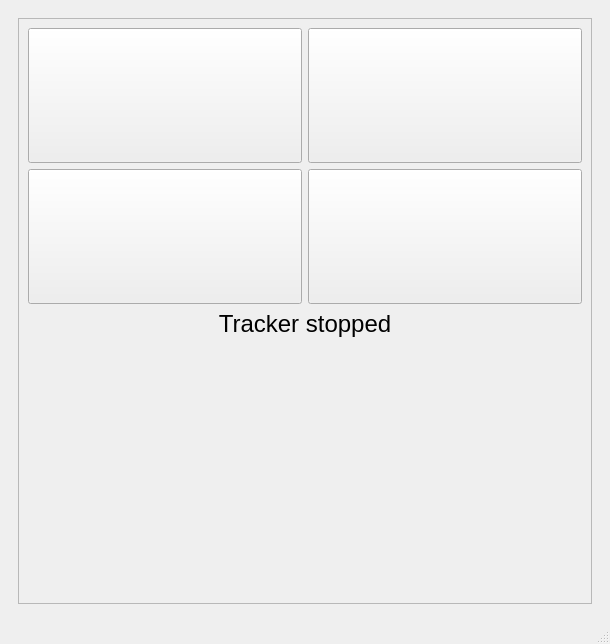
OSLL/geo2tag, file src/tracker/ui/MainWindow.ui: the form before one commit.
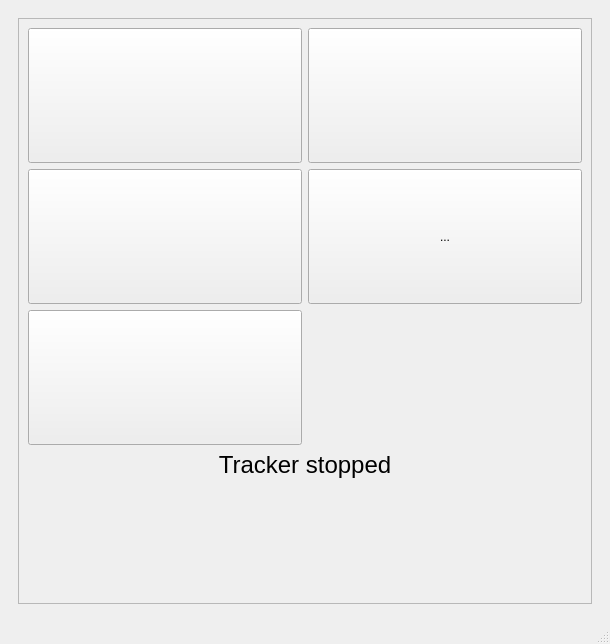
The form after the commit. Icons and pictures are not drawn.

The edit to the form file:
```diff
--- a/src/tracker/ui/MainWindow.ui
+++ b/src/tracker/ui/MainWindow.ui
@@ -59,8 +59,8 @@
             <rect>
              <x>0</x>
              <y>0</y>
-             <width>570</width>
-             <height>561</height>
+             <width>572</width>
+             <height>558</height>
             </rect>
            </property>
            <layout class="QVBoxLayout" name="verticalLayout_3">
@@ -84,7 +84,7 @@
                  <string/>
                 </property>
                 <property name="icon">
-                 <iconset resource="images.qrc">
+                 <iconset>
                   <normaloff>:/images/settings-256.png</normaloff>:/images/settings-256.png</iconset>
                 </property>
                 <property name="iconSize">
@@ -95,32 +95,6 @@
                 </property>
                </widget>
               </item>
-              <item row="2" column="1">
-               <widget class="QPushButton" name="aboutButton">
-                <property name="sizePolicy">
-                 <sizepolicy hsizetype="Preferred" vsizetype="Preferred">
-                  <horstretch>0</horstretch>
-                  <verstretch>0</verstretch>
-                 </sizepolicy>
-                </property>
-                <property name="focusPolicy">
-                 <enum>Qt::TabFocus</enum>
-                </property>
-                <property name="text">
-                 <string/>
-                </property>
-                <property name="icon">
-                 <iconset resource="images.qrc">
-                  <normaloff>:/images/information-256.png</normaloff>:/images/information-256.png</iconset>
-                </property>
-                <property name="iconSize">
-                 <size>
-                  <width>128</width>
-                  <height>128</height>
-                 </size>
-                </property>
-               </widget>
-              </item>
               <item row="0" column="0">
                <widget class="QToolButton" name="startButton">
                 <property name="sizePolicy">
@@ -139,7 +113,7 @@
                  <string/>
                 </property>
                 <property name="icon">
-                 <iconset resource="images.qrc">
+                 <iconset>
                   <normaloff>:/images/start-256.png</normaloff>:/images/start-256.png</iconset>
                 </property>
                 <property name="iconSize">
@@ -153,7 +127,7 @@
                 </property>
                </widget>
               </item>
-              <item row="0" column="1">
+              <item row="0" column="2">
                <widget class="QToolButton" name="logButton">
                 <property name="sizePolicy">
                  <sizepolicy hsizetype="Preferred" vsizetype="Preferred">
@@ -171,7 +145,7 @@
                  <string/>
                 </property>
                 <property name="icon">
-                 <iconset resource="images.qrc">
+                 <iconset>
                   <normaloff>:/images/logs-256.png</normaloff>:/images/logs-256.png</iconset>
                 </property>
                 <property name="iconSize">
@@ -182,6 +156,55 @@
                 </property>
                </widget>
               </item>
+              <item row="2" column="2">
+               <widget class="QToolButton" name="daemonRestartButton">
+                <property name="sizePolicy">
+                 <sizepolicy hsizetype="Preferred" vsizetype="Preferred">
+                  <horstretch>0</horstretch>
+                  <verstretch>0</verstretch>
+                 </sizepolicy>
+                </property>
+                <property name="text">
+                 <string>...</string>
+                </property>
+                <property name="icon">
+                 <iconset>
+                  <normaloff>:/images/refresh_256.png</normaloff>:/images/refresh_256.png</iconset>
+                </property>
+                <property name="iconSize">
+                 <size>
+                  <width>100</width>
+                  <height>100</height>
+                 </size>
+                </property>
+               </widget>
+              </item>
+              <item row="3" column="0">
+               <widget class="QToolButton" name="aboutButton">
+                <property name="sizePolicy">
+                 <sizepolicy hsizetype="Preferred" vsizetype="Preferred">
+                  <horstretch>0</horstretch>
+                  <verstretch>0</verstretch>
+                 </sizepolicy>
+                </property>
+                <property name="focusPolicy">
+                 <enum>Qt::TabFocus</enum>
+                </property>
+                <property name="text">
+                 <string/>
+                </property>
+                <property name="icon">
+                 <iconset>
+                  <normaloff>:/images/information-256.png</normaloff>:/images/information-256.png</iconset>
+                </property>
+                <property name="iconSize">
+                 <size>
+                  <width>128</width>
+                  <height>128</height>
+                 </size>
+                </property>
+               </widget>
+              </item>
              </layout>
             </item>
             <item>
@@ -238,7 +261,7 @@
      <x>0</x>
      <y>0</y>
      <width>610</width>
-     <height>21</height>
+     <height>25</height>
     </rect>
    </property>
   </widget>
```
Left out of the diff: 3 changed lines with no effect on the pictures.
